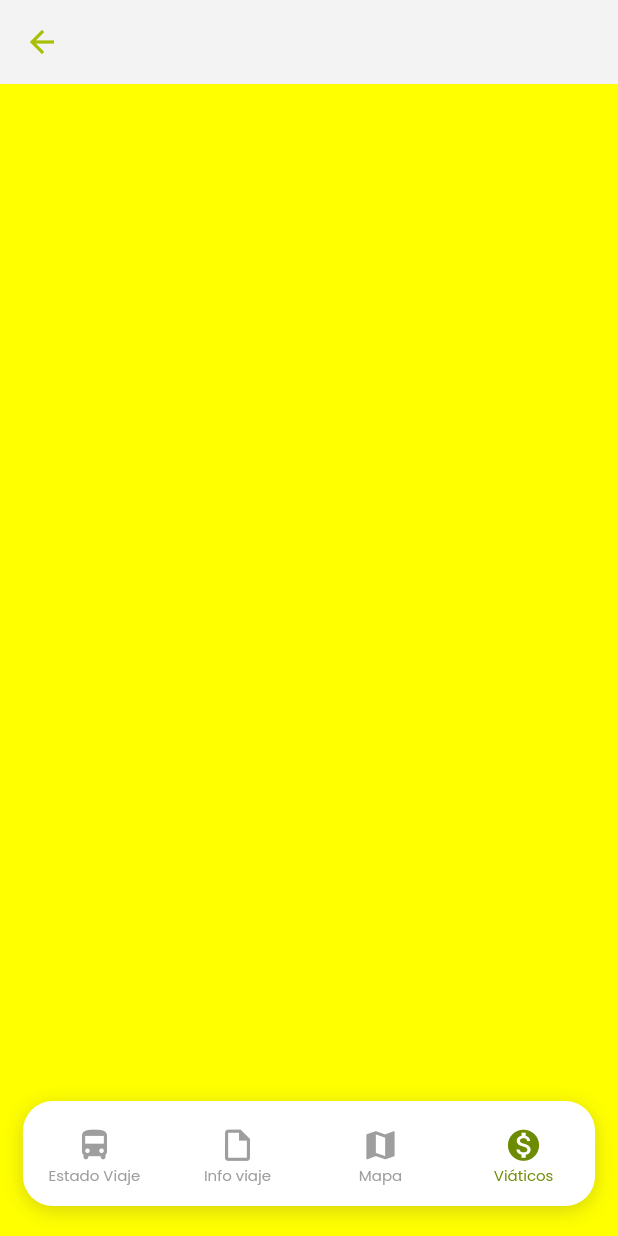
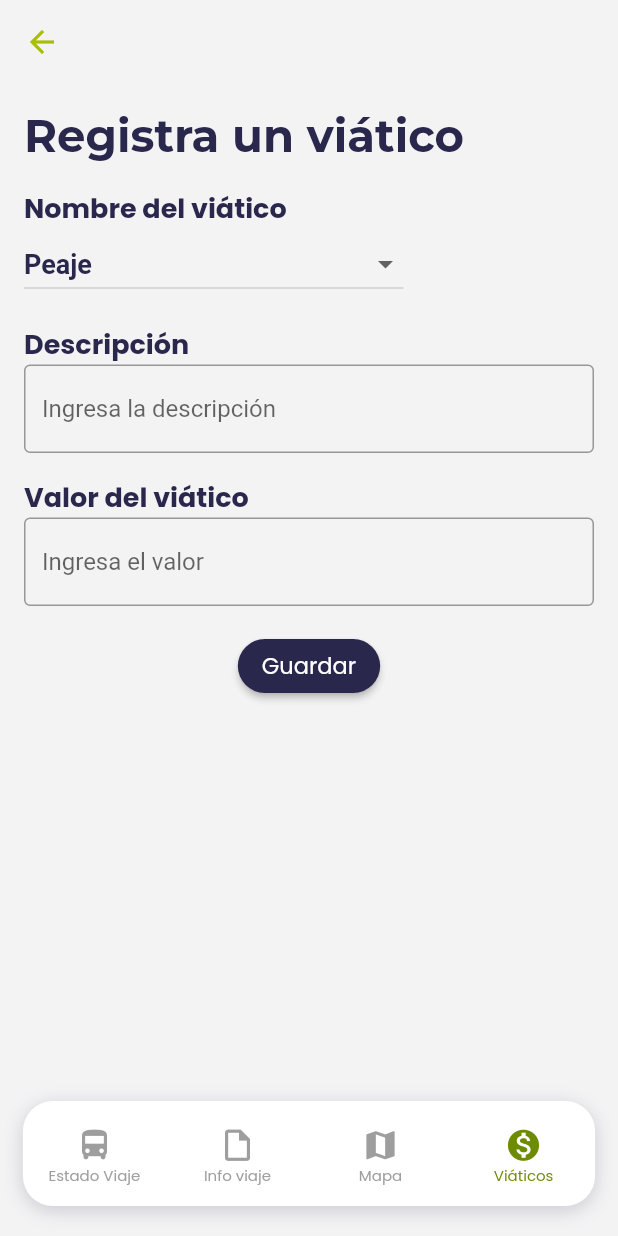
Before and after one commit to SmartCode2023/mobile_app, a Flutter app: the TripHomeController screen opened directly with empty values, item 4 of the bottom bar chosen, on a phone screen of 412 x 824 dp. Run offline on Flutter 3.47's test engine with Material 2 defaults, Android fonts, the phone set to English and light mode, and no system bars; our stand-ins replace file_picker, firebase_auth, firebase_core, firebase_storage, google_fonts, logger; missing offline and left inert: app_tracking_transparency; accounts and stored records are empty.

Commit message:
Viaticos screen done

```diff
--- a/lib/constant/strings.dart
+++ b/lib/constant/strings.dart
@@ -43,6 +43,8 @@ static String myTrip= "Mi Viaje";
 
 static String myHistory= "Historial de viajes";
 
+static String tripStatus= "Estado del viaje";
+
 static String tcTitle= "Términos y condiciones";
 
 static String profileTitle= "Perfil";
@@ -61,4 +63,14 @@ static String delivered= "Entregado";
 
 static String chooseTripStateTitle= "Indica el estado del viaje";
 
+static String viaticosTitle= "Registra un viático";
+
+static String viaticosName= "Nombre del viático";
+
+static String viaticosDescription= "Descripción";
+
+static String viaticosValue= "Valor del viático";
+
+static String viaticosSave= "Guardar";
+
 }
--- a/lib/ui/screens/home_screen.dart
+++ b/lib/ui/screens/home_screen.dart
@@ -55,14 +55,14 @@ class _HomeState extends State<Home> {
                     children: [
                      Align(
                        alignment: Alignment.centerLeft,
-                       child:  Text(
+                       /*child:  Text(
                            Strings.homeWelcomeTitle,
                            style: GoogleFonts.poppins(
                            fontSize: 30,
                            color: darkBlue,
                            fontWeight: FontWeight.bold
                        )
-                       ),
+                       ),*/
                      ),
 
                     optionWidget(Strings.myTrip, screenSize.width, AssetImages.miViajeImage,(){
@@ -83,7 +83,7 @@ class _HomeState extends State<Home> {
 
   Widget optionWidget(String title, double screenWidth,String imagePath, VoidCallback onTap){
     return Container(
-      margin: const EdgeInsets.only(top: 30),
+      margin: const EdgeInsets.only(top: 50),
       height: 250,
       width: screenWidth,
       child: InkWell(
--- a/lib/ui/screens/trip_home_controller.dart
+++ b/lib/ui/screens/trip_home_controller.dart
@@ -1,6 +1,7 @@
 import 'package:flutter/material.dart';
 import 'package:transan_app/themes/colors.dart';
 import 'package:transan_app/ui/screens/trip_state_screen.dart';
+import 'package:transan_app/ui/screens/viaticos_screen.dart';
 import '../generic_widgets/NavigationBar/navegation_bar.dart';
 
 
@@ -90,7 +91,7 @@ class _TripHomeControllerState extends State<TripHomeController> {
     }else if(navegationOption==2){
       return Container(color: Colors.blue,);
     }else{
-      return Container(color: Colors.yellowAccent,);
+      return const ViaticosScreen();
     }
   }
 }
--- a/lib/ui/screens/trip_state_screen.dart
+++ b/lib/ui/screens/trip_state_screen.dart
@@ -27,7 +27,7 @@ class _TripStateState extends State<TripState> {
           Align(
             alignment: Alignment.center,
             child: Text(
-              Strings.settingsTitle,
+              Strings.tripStatus,
               style: GoogleFonts.poppins(
                   fontSize: 30,
                   color: darkBlue,
@@ -79,7 +79,7 @@ class _TripStateState extends State<TripState> {
   Widget stateOptionWidget(String title, double screenWidth,IconData icon, VoidCallback onTap){
     return Container(
         margin: const EdgeInsets.all(15),
-        height: 100,
+        height: 80,
         width: screenWidth,
         decoration: BoxDecoration(
           color: Colors.grey.withOpacity(0.2),
--- /dev/null
+++ b/lib/ui/screens/viaticos_screen.dart
@@ -0,0 +1,102 @@
+import 'package:flutter/material.dart';
+import '../../constant/strings.dart';
+import '../../themes/colors.dart';
+
+
+class ViaticosScreen extends StatefulWidget {
+  const ViaticosScreen({Key? key}) : super(key: key);
+  @override
+  State<ViaticosScreen> createState() => _ViaticosScreen();
+}
+
+class _ViaticosScreen extends State<ViaticosScreen> {
+  late String selectedOption = "Peaje";
+  final TextEditingController descripcionController = TextEditingController();
+  final TextEditingController valorController = TextEditingController();
+
+    @override
+  void dispose() {
+    descripcionController.dispose();
+    valorController.dispose();
+    super.dispose();
+  }
+
+  @override
+  Widget build(BuildContext context) {
+
+    return Scaffold(
+        body: Padding(
+        padding: const EdgeInsets.all(16.0),
+        child: Column(
+          crossAxisAlignment: CrossAxisAlignment.start,
+          children: [
+            Text(
+              Strings.viaticosTitle,
+              style:  Theme.of(context).textTheme.headlineMedium,
+            ),
+            SizedBox(height: 16),
+            Text(
+              Strings.viaticosName,
+              style: TextStyle(fontSize: 18, fontWeight: FontWeight.bold),
+            ),
+            DropdownButton<String>(
+              hint: Text('Selecciona una opción'),
+              value: selectedOption,
+              onChanged: (String? newValue) {
+                setState(() {
+                  selectedOption = newValue!;
+                });
+              },
+              items: <String>['Peaje', 'Gasolina', 'Mantenimiento (especificar)']
+                  .map<DropdownMenuItem<String>>((String value) {
+                return DropdownMenuItem<String>(
+                  value: value,
+                  child: Text(value,
+                  style: TextStyle(fontSize: 18, fontWeight: FontWeight.bold, color: darkBlue)
+                  ),
+                );
+              }).toList(),
+            ),
+            SizedBox(height: 16),
+            Text(
+              Strings.viaticosDescription,
+              style: TextStyle(fontSize: 18, fontWeight: FontWeight.bold),
+            ),
+            TextField(
+              controller: descripcionController,
+              decoration: InputDecoration(
+                hintText: 'Ingresa la descripción',
+                border: OutlineInputBorder(),
+              ),
+            ),
+            SizedBox(height: 16),
+            Text(
+              Strings.viaticosValue,
+              style: TextStyle(fontSize: 18, fontWeight: FontWeight.bold),
+            ),
+            TextField(
+              controller: valorController,
+              keyboardType: TextInputType.number,
+              decoration: InputDecoration(
+                hintText: 'Ingresa el valor',
+                border: OutlineInputBorder(),
+              ),
+            ),
+            SizedBox(height: 16),
+            Center(
+              child: ElevatedButton(
+                onPressed: () {
+                  // Aquí puedes realizar la acción de guardar
+                },
+                child: Text(
+                  Strings.viaticosSave,
+                  style: Theme.of(context).textTheme.bodyMedium?.copyWith(color: Colors.white),
+                ),
+              ),
+            ),
+          ],
+        ),
+      ),
+    );
+  }
+}
```
Also changed, not shown: pubspec.lock.
